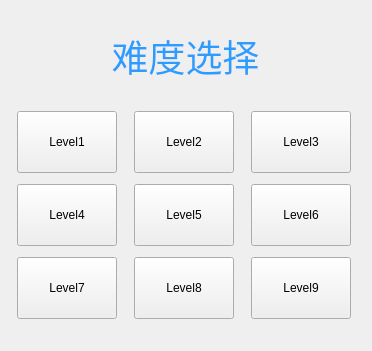
Qt form chooselevelwidget.ui (zhaoxh16/sudoku) before a commit.
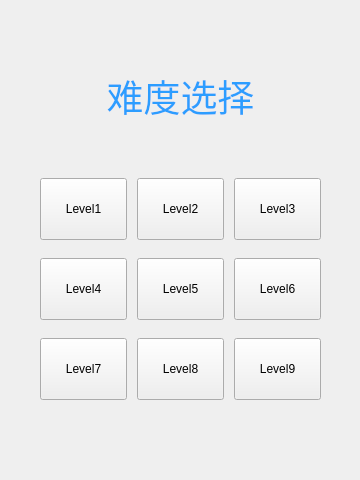
The same form after that commit.

The edit to the form file:
```diff
--- a/chooselevelwidget.ui
+++ b/chooselevelwidget.ui
@@ -6,8 +6,8 @@
    <rect>
     <x>0</x>
     <y>0</y>
-    <width>372</width>
-    <height>351</height>
+    <width>360</width>
+    <height>480</height>
    </rect>
   </property>
   <property name="windowTitle">
@@ -16,10 +16,10 @@
   <widget class="QWidget" name="layoutWidget">
    <property name="geometry">
     <rect>
-     <x>0</x>
-     <y>100</y>
-     <width>371</width>
-     <height>231</height>
+     <x>30</x>
+     <y>160</y>
+     <width>301</width>
+     <height>261</height>
     </rect>
    </property>
    <layout class="QGridLayout" name="gridLayout">
@@ -84,7 +84,7 @@
      <widget class="QPushButton" name="pushButton_3">
       <property name="minimumSize">
        <size>
-        <width>100</width>
+        <width>0</width>
         <height>62</height>
        </size>
       </property>
@@ -145,7 +145,7 @@
      <widget class="QPushButton" name="pushButton_2">
       <property name="minimumSize">
        <size>
-        <width>100</width>
+        <width>0</width>
         <height>62</height>
        </size>
       </property>
@@ -162,15 +162,21 @@
     </item>
     <item row="0" column="0">
      <widget class="QPushButton" name="pushButton">
+      <property name="sizePolicy">
+       <sizepolicy hsizetype="Minimum" vsizetype="Fixed">
+        <horstretch>0</horstretch>
+        <verstretch>0</verstretch>
+       </sizepolicy>
+      </property>
       <property name="minimumSize">
        <size>
-        <width>100</width>
+        <width>0</width>
         <height>62</height>
        </size>
       </property>
       <property name="maximumSize">
        <size>
-        <width>50</width>
+        <width>100</width>
         <height>62</height>
        </size>
       </property>
@@ -185,8 +191,8 @@
    <property name="geometry">
     <rect>
      <x>0</x>
-     <y>20</y>
-     <width>371</width>
+     <y>60</y>
+     <width>361</width>
      <height>71</height>
     </rect>
    </property>
```
